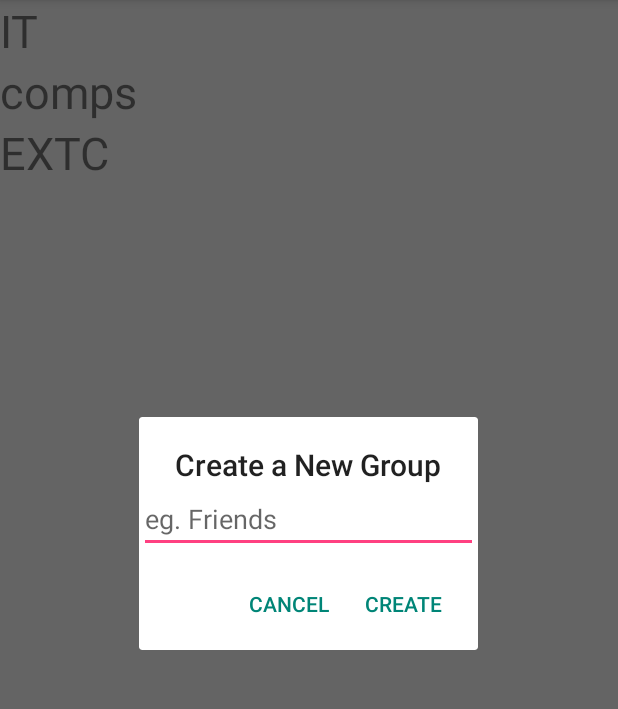
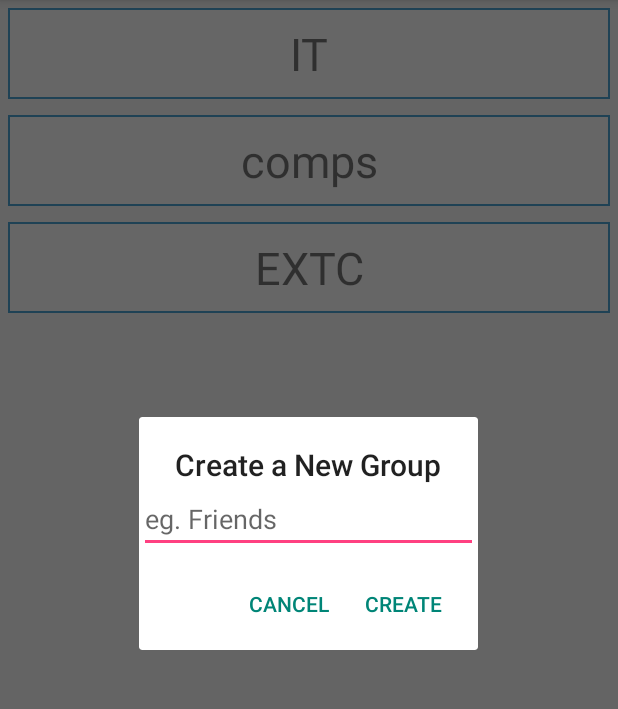
Before and after one commit to AnkitaKar1998/Authentication, an Android app: the screen it shows after launch once a user with an empty profile is signed in (TeacherActivity), in the options menu, after a tap on "Create Group", on a phone screen of 412 x 824 dp, the part 84-793 px from its top. Run offline under Robolectric (Android 15) with nearby library versions, the phone set to English and light mode, and no system bars; our stand-ins replace Firebase (no records; nobody signed in at launch, a user with empty details on screens opened directly).

Commit message:
ye le recycler view

```diff
--- a/app/src/main/AndroidManifest.xml
+++ b/app/src/main/AndroidManifest.xml
@@ -31,7 +31,8 @@
 
         <activity android:name=".ResetActivity" />
         <activity android:name=".StudentActivity" />
-        <activity android:name=".TeacherChatActivity"/>
+        <activity android:name=".TeacherChatActivity" />
+        <activity android:name=".testrecyclerview"></activity>
     </application>
 
 </manifest>
--- a/app/src/main/java/com/example/divak/authentication/RecyclerViewAdapter.java
+++ b/app/src/main/java/com/example/divak/authentication/RecyclerViewAdapter.java
@@ -2,11 +2,15 @@ package com.example.divak.authentication;
 
 import android.content.ClipData;
 import android.content.Context;
+import android.content.Intent;
 import android.support.v7.widget.RecyclerView;
 import android.view.LayoutInflater;
 import android.view.View;
 import android.view.ViewGroup;
+import android.widget.LinearLayout;
 import android.widget.TextView;
+
+import static com.example.divak.authentication.R.id.rectxtview;
 //import com.example.divak.authentication.R
 
 public class RecyclerViewAdapter extends RecyclerView.Adapter<RecyclerViewAdapter.Items> {
@@ -14,9 +18,10 @@ public class RecyclerViewAdapter extends RecyclerView.Adapter<RecyclerViewAdapte
     String[] item;
     ClickListner clickListner;
 
-    public RecyclerViewAdapter(Context context, String[] item){
+    public RecyclerViewAdapter( String[] item, Context context, ClickListner clickListner ){
         this.context=context;
         this.item=item;
+        this.clickListner = clickListner;
     }
 
     interface ClickListner{
@@ -24,15 +29,23 @@ public class RecyclerViewAdapter extends RecyclerView.Adapter<RecyclerViewAdapte
     }
     @Override
     public Items onCreateViewHolder(ViewGroup parent, int viewType) {
-        LayoutInflater inflater = LayoutInflater.from(context);
+        LayoutInflater inflater = LayoutInflater.from(parent.getContext());
         View row = inflater.inflate(R.layout.items_layout,parent,false );
         Items i = new Items(row);
         return i;
     }
 
     @Override
-    public void onBindViewHolder(Items holder, int position) {
+    public void onBindViewHolder(Items holder, final int position) {
         holder.textView.setText(item[position]);
+//        holder.textView.setOnClickListener(new View.OnClickListener() {
+//            @Override
+//            public void onClick(View view) {
+//                Intent i = new Intent(context,TeacherChatActivity.class);
+//                i.putExtra("Department",item[position]);
+//                context.startActivity(i);
+//            }
+//        });
     }
 
     @Override
@@ -40,18 +53,23 @@ public class RecyclerViewAdapter extends RecyclerView.Adapter<RecyclerViewAdapte
         return item.length;
     }
 
-    class Items extends RecyclerView.ViewHolder{
+    public class Items extends RecyclerView.ViewHolder{
         TextView textView;
+        LinearLayout linearLayout;
+        //RecyclerView parentLayout;
         public Items(View itemView) {
             super(itemView);
             textView = (TextView) itemView.findViewById(R.id.rectxtview);
+            linearLayout = itemView.findViewById(R.id.sectionteacher);
+
             textView.setOnClickListener(new View.OnClickListener() {
                 @Override
                 public void onClick(View view) {
-                    clickListner.onClick(0);
+                    clickListner.onClick(getAdapterPosition());
                 }
             });
         }
 
+
     }
 }
--- a/app/src/main/java/com/example/divak/authentication/TeacherActivity.java
+++ b/app/src/main/java/com/example/divak/authentication/TeacherActivity.java
@@ -38,51 +38,52 @@ public class TeacherActivity extends AppCompatActivity {
         //tvInfo =(TextView)findViewById(R.id.tvInfo);
         firebaseAuth=FirebaseAuth.getInstance();
 
-        itdep=findViewById(R.id.it_tv);
-        comps=findViewById(R.id.comps_tv);
-        extc=findViewById(R.id.extc_tv);
+//        itdep=findViewById(R.id.it_tv);
+//        comps=findViewById(R.id.comps_tv);
+//        extc=findViewById(R.id.extc_tv);
+
+
+        RecyclerViewAdapter.ClickListner clickListner=new RecyclerViewAdapter.ClickListner() {
+            @Override
+            public void onClick(int position) {
+                Intent intent=new Intent(getBaseContext(),TeacherChatActivity.class);
+                intent.putExtra("Department",i[position]);
+                startActivity(intent);
+            }
+        };
+
+        recyclerview = (RecyclerView) findViewById(R.id.rcv);
+        recyclerview.setLayoutManager(new LinearLayoutManager(this));
+        recyclerview.setAdapter(new RecyclerViewAdapter(i,this, clickListner));
 
 
 
-//        recyclerview = (RecyclerView) findViewById(R.id.rcv);
-//        recyclerview.setLayoutManager(new LinearLayoutManager(this));
-//        recyclerview.setAdapter(new RecyclerViewAdapter(this,i));
-//
-//        RecyclerViewAdapter.ClickListner clickListner=new RecyclerViewAdapter.ClickListner() {
+//        itdep.setOnClickListener(new View.OnClickListener() {
 //            @Override
-//            public void onClick(int position) {
+//            public void onClick(View view) {
 //                Intent intent=new Intent(getBaseContext(),TeacherChatActivity.class);
-//                intent.putExtra("Gname",i[0]);
+//                intent.putExtra("Gname","IT");
 //                startActivity(intent);
 //            }
-//        };
-
-        itdep.setOnClickListener(new View.OnClickListener() {
-            @Override
-            public void onClick(View view) {
-                Intent intent=new Intent(getBaseContext(),TeacherChatActivity.class);
-                intent.putExtra("Gname","IT");
-                startActivity(intent);
-            }
-        });
-
-        comps.setOnClickListener(new View.OnClickListener() {
-            @Override
-            public void onClick(View view) {
-                Intent intent=new Intent(getBaseContext(),TeacherChatActivity.class);
-                intent.putExtra("Gname","comps");
-                startActivity(intent);
-            }
-        });
-
-        extc.setOnClickListener(new View.OnClickListener() {
-            @Override
-            public void onClick(View view) {
-                Intent intent=new Intent(getBaseContext(),TeacherChatActivity.class);
-                intent.putExtra("Gname","EXTC");
-                startActivity(intent);
-            }
-        });
+//        });
+//
+//        comps.setOnClickListener(new View.OnClickListener() {
+//            @Override
+//            public void onClick(View view) {
+//                Intent intent=new Intent(getBaseContext(),TeacherChatActivity.class);
+//                intent.putExtra("Gname","comps");
+//                startActivity(intent);
+//            }
+//        });
+//
+//        extc.setOnClickListener(new View.OnClickListener() {
+//            @Override
+//            public void onClick(View view) {
+//                Intent intent=new Intent(getBaseContext(),TeacherChatActivity.class);
+//                intent.putExtra("Gname","EXTC");
+//                startActivity(intent);
+//            }
+//        });
 
 
         String email=firebaseAuth.getCurrentUser().getEmail();
@@ -95,6 +96,7 @@ public class TeacherActivity extends AppCompatActivity {
         getMenuInflater().inflate(R.menu.dot, menu);
         return true;
     }
+
 
     //Menu Item Selected Listener
     @Override
--- a/app/src/main/res/layout/activity_teacher.xml
+++ b/app/src/main/res/layout/activity_teacher.xml
@@ -1,36 +1,36 @@
 <LinearLayout xmlns:android="http://schemas.android.com/apk/res/android"
     xmlns:tools="http://schemas.android.com/tools"
-    android:id="@+id/activity_teacher"
+    android:id="@+id/sectionteacher"
     android:layout_width="match_parent"
     android:layout_height="match_parent"
     tools:context="com.example.divak.authentication.TeacherActivity"
     android:orientation="vertical">
 
-    <!--<android.support.v7.widget.RecyclerView-->
-        <!--android:id="@+id/rcv"-->
+    <android.support.v7.widget.RecyclerView
+        android:id="@+id/rcv"
+        android:layout_width="match_parent"
+        android:layout_height="wrap_content"
+        />
+
+    <!--<TextView-->
+        <!--android:id="@+id/it_tv"-->
         <!--android:layout_width="match_parent"-->
         <!--android:layout_height="wrap_content"-->
-        <!--/>-->
+        <!--android:text="IT"-->
+        <!--android:textSize="30sp"/>-->
 
-    <TextView
-        android:id="@+id/it_tv"
-        android:layout_width="match_parent"
-        android:layout_height="wrap_content"
-        android:text="IT"
-        android:textSize="30sp"/>
+    <!--<TextView-->
+        <!--android:id="@+id/comps_tv"-->
+        <!--android:layout_width="match_parent"-->
+        <!--android:layout_height="wrap_content"-->
+        <!--android:text="comps"-->
+        <!--android:textSize="30sp"/>-->
 
-    <TextView
-        android:id="@+id/comps_tv"
-        android:layout_width="match_parent"
-        android:layout_height="wrap_content"
-        android:text="comps"
-        android:textSize="30sp"/>
-
-    <TextView
-        android:id="@+id/extc_tv"
-        android:layout_width="match_parent"
-        android:layout_height="wrap_content"
-        android:text="EXTC"
-        android:textSize="30sp"/>
+    <!--<TextView-->
+        <!--android:id="@+id/extc_tv"-->
+        <!--android:layout_width="match_parent"-->
+        <!--android:layout_height="wrap_content"-->
+        <!--android:text="EXTC"-->
+        <!--android:textSize="30sp"/>-->
 
 </LinearLayout>
```
Also changed, not shown: app/src/main/java/com/example/divak/authentication/TeacherChatActivity.java (+7 -4 lines), app/src/main/java/com/example/divak/authentication/testrecyclerview.java (added, +22 -0 lines), app/src/main/res/layout/activity_testrecyclerview.xml (added, +9 -0 lines).
